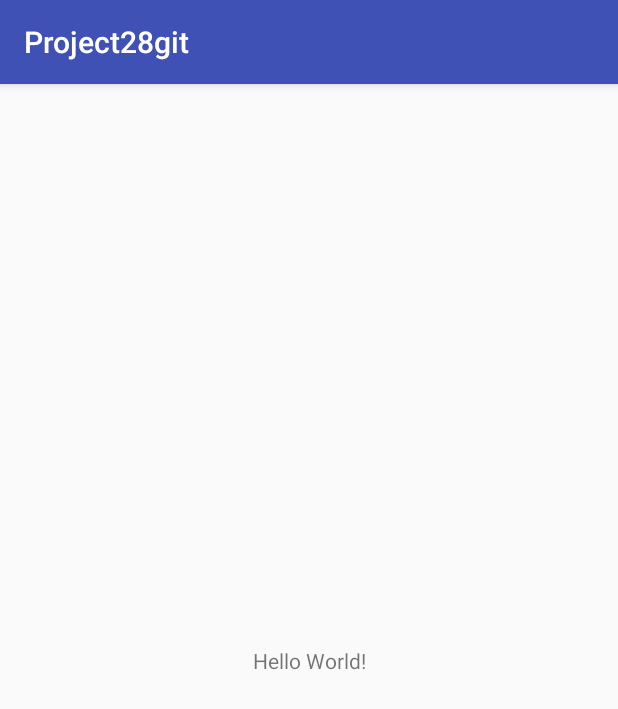
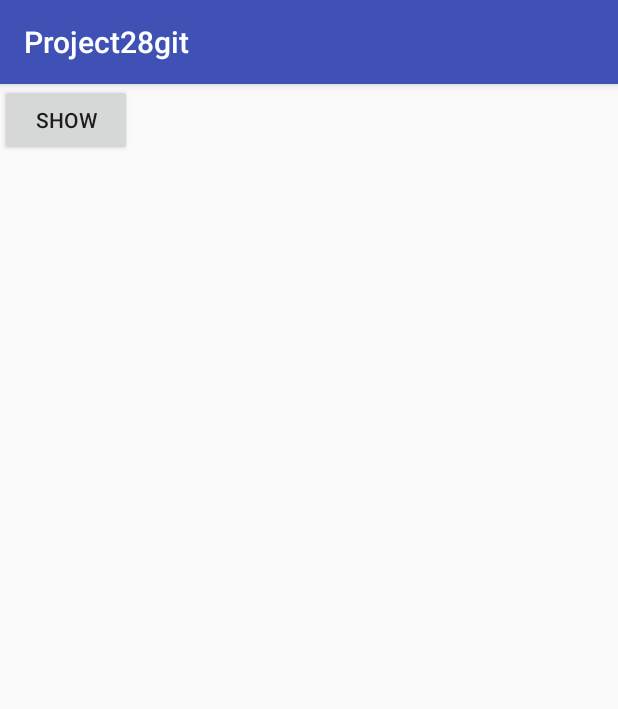
Before and after one commit to ttashbaev/Project28git, an Android app: the screen it shows after launch (MainActivity), on a phone screen of 412 x 824 dp. Shown: the top 709 px of the screen. Run offline under Robolectric (Android 15) with nearby library versions, the phone set to English and light mode, and no system bars; 1 statement that could not run was skipped.

Commit message:
new activity InfoActivity

```diff
--- a/app/src/main/AndroidManifest.xml
+++ b/app/src/main/AndroidManifest.xml
@@ -16,6 +16,10 @@
                 <category android:name="android.intent.category.LAUNCHER" />
             </intent-filter>
         </activity>
+
+         <activity android:name=".InfoActivity">
+
+         </activity>
     </application>
 
 </manifest>
--- a/app/src/main/java/com/example/timur/project28git/MainActivity.java
+++ b/app/src/main/java/com/example/timur/project28git/MainActivity.java
@@ -1,5 +1,6 @@
 package com.example.timur.project28git;
 
+import android.content.Intent;
 import android.support.v7.app.AppCompatActivity;
 import android.os.Bundle;
 import android.widget.TextView;
@@ -12,5 +13,6 @@ public class MainActivity extends AppCompatActivity {
     protected void onCreate(Bundle savedInstanceState) {
         super.onCreate(savedInstanceState);
         setContentView(R.layout.activity_main);
+        startActivity(new Intent(this, InfoActivity.class));
     }
 }
--- a/app/src/main/res/layout/activity_main.xml
+++ b/app/src/main/res/layout/activity_main.xml
@@ -6,13 +6,10 @@
     android:layout_height="match_parent"
     tools:context="com.example.timur.project28git.MainActivity">
 
-    <TextView
+    <Button
+        android:id="@+id/btnShow"
+        android:text="@string/btn_show"
         android:layout_width="wrap_content"
-        android:layout_height="wrap_content"
-        android:text="Hello World!"
-        app:layout_constraintBottom_toBottomOf="parent"
-        app:layout_constraintLeft_toLeftOf="parent"
-        app:layout_constraintRight_toRightOf="parent"
-        app:layout_constraintTop_toTopOf="parent" />
+        android:layout_height="wrap_content" />
 
 </android.support.constraint.ConstraintLayout>
--- a/app/src/main/res/values/strings.xml
+++ b/app/src/main/res/values/strings.xml
@@ -1,3 +1,4 @@
 <resources>
     <string name="app_name">Project28git</string>
+    <string name="btn_show">Show</string>
 </resources>
```
